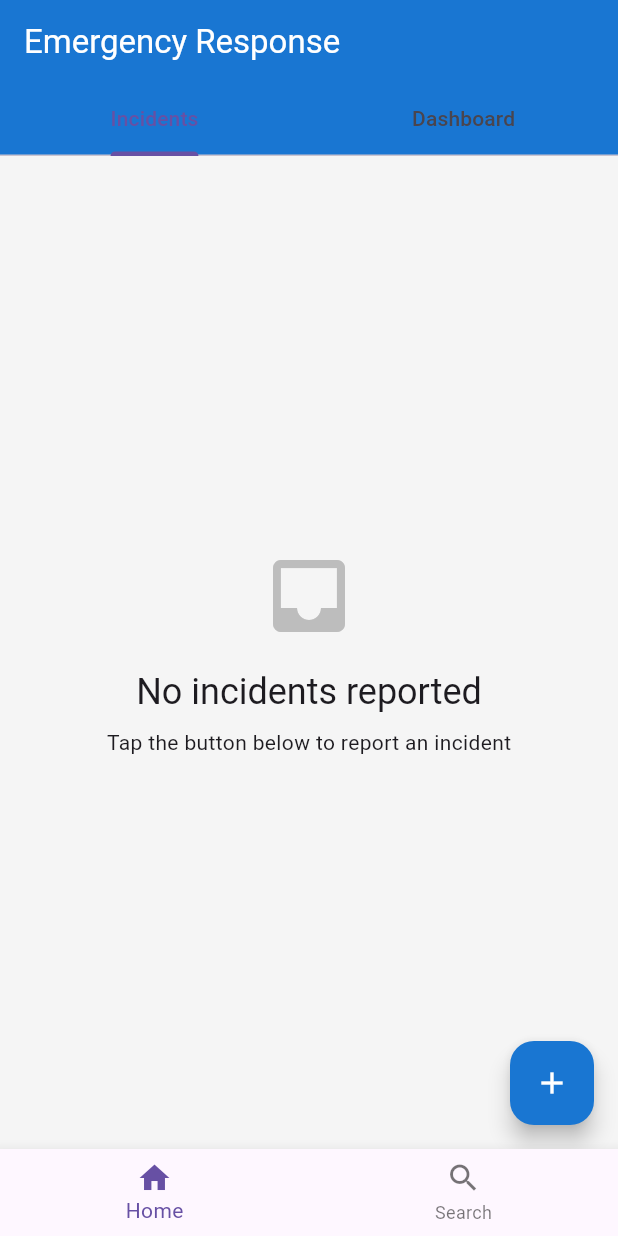
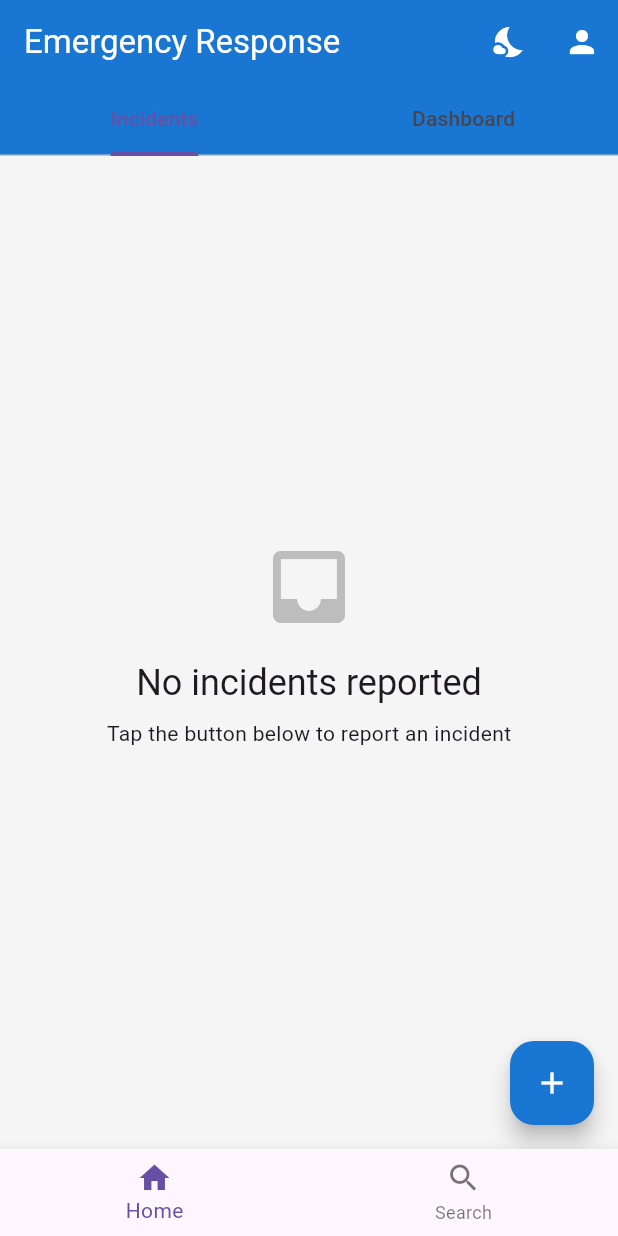
Before and after one commit to helii-patel/Smart-Emergency-Response---Incident-Reporting-App, a Flutter app: the screen it shows after launch, on a phone screen of 412 x 824 dp. Run offline on Flutter 3.47's test engine with Material 3 defaults, Android fonts, the phone set to English and light mode, and no system bars; our stand-ins replace geolocator, hive, hive_flutter; accounts and stored records are empty.

Commit message:
Add theme & role providers, admin panel, UI improvements and theme toggle

```diff
--- a/lib/main.dart
+++ b/lib/main.dart
@@ -3,6 +3,8 @@ import 'package:provider/provider.dart';
 import 'screens/home_screen.dart';
 import 'screens/search_filter_screen.dart';
 import 'providers/incident_provider.dart';
+import 'providers/theme_provider.dart';
+import 'providers/role_provider.dart';
 import 'services/local_storage_service.dart';
 import 'utils/app_theme.dart';
 
@@ -20,13 +22,19 @@ class MyApp extends StatelessWidget {
     return MultiProvider(
       providers: [
         ChangeNotifierProvider(create: (_) => IncidentProvider()),
+        ChangeNotifierProvider(create: (_) => ThemeProvider()),
+        ChangeNotifierProvider(create: (_) => RoleProvider()),
       ],
-      child: MaterialApp(
-        title: 'Emergency Response App',
-        theme: AppTheme.getThemeData(),
-        home: const MainNavigationScreen(),
-        debugShowCheckedModeBanner: false,
-      ),
+      child: Consumer<ThemeProvider>(builder: (context, theme, child) {
+        return MaterialApp(
+          title: 'Emergency Response App',
+          theme: AppTheme.getThemeData(),
+          darkTheme: AppTheme.getDarkTheme(),
+          themeMode: theme.mode,
+          home: const MainNavigationScreen(),
+          debugShowCheckedModeBanner: false,
+        );
+      }),
     );
   }
 }
--- a/lib/providers/incident_provider.dart
+++ b/lib/providers/incident_provider.dart
@@ -1,5 +1,4 @@
 import 'package:flutter/material.dart';
-import 'package:provider/provider.dart';
 import '../models/incident.dart';
 import '../services/local_storage_service.dart';
 
--- /dev/null
+++ b/lib/providers/role_provider.dart
@@ -0,0 +1,17 @@
+import 'package:flutter/material.dart';
+
+class RoleProvider extends ChangeNotifier {
+  bool _isAdmin = false;
+
+  bool get isAdmin => _isAdmin;
+
+  void toggleRole() {
+    _isAdmin = !_isAdmin;
+    notifyListeners();
+  }
+
+  void setAdmin(bool value) {
+    _isAdmin = value;
+    notifyListeners();
+  }
+}
--- /dev/null
+++ b/lib/providers/theme_provider.dart
@@ -0,0 +1,19 @@
+import 'package:flutter/material.dart';
+
+class ThemeProvider extends ChangeNotifier {
+  ThemeMode _mode = ThemeMode.light;
+
+  ThemeMode get mode => _mode;
+
+  bool get isDark => _mode == ThemeMode.dark;
+
+  void toggle() {
+    _mode = _mode == ThemeMode.light ? ThemeMode.dark : ThemeMode.light;
+    notifyListeners();
+  }
+
+  void setMode(ThemeMode mode) {
+    _mode = mode;
+    notifyListeners();
+  }
+}
--- a/lib/screens/home_screen.dart
+++ b/lib/screens/home_screen.dart
@@ -3,9 +3,12 @@ import 'package:provider/provider.dart';
 import 'package:intl/intl.dart';
 import '../models/incident.dart';
 import '../providers/incident_provider.dart';
+import '../providers/theme_provider.dart';
+import '../providers/role_provider.dart';
 import '../utils/app_theme.dart';
 import 'incident_details_screen.dart';
 import 'incident_reporting_screen.dart';
+import 'admin_panel_screen.dart';
 
 class HomeScreen extends StatefulWidget {
   const HomeScreen({Key? key}) : super(key: key);
@@ -42,6 +45,22 @@ class _HomeScreenState extends State<HomeScreen> with SingleTickerProviderStateM
             Tab(text: 'Dashboard'),
           ],
         ),
+        actions: [
+          Consumer<ThemeProvider>(builder: (context, theme, child) {
+            return IconButton(
+              tooltip: theme.isDark ? 'Switch to light' : 'Switch to dark',
+              icon: Icon(theme.isDark ? Icons.wb_sunny : Icons.nights_stay),
+              onPressed: () => theme.toggle(),
+            );
+          }),
+          Consumer<RoleProvider>(builder: (context, role, child) {
+            return IconButton(
+              tooltip: role.isAdmin ? 'Switch to user' : 'Switch to admin',
+              icon: Icon(role.isAdmin ? Icons.admin_panel_settings : Icons.person),
+              onPressed: () => role.toggleRole(),
+            );
+          }),
+        ],
       ),
       body: TabBarView(
         controller: _tabController,
@@ -68,6 +87,11 @@ class _HomeScreenState extends State<HomeScreen> with SingleTickerProviderStateM
   Widget _buildIncidentsTab(BuildContext context) {
     return Consumer<IncidentProvider>(
       builder: (context, provider, child) {
+        final isAdmin = context.watch<RoleProvider>().isAdmin;
+        // Admin banner
+        if (isAdmin && provider.incidents.isNotEmpty) {
+          // small visual indicator at top of list
+        }
         if (provider.incidents.isEmpty) {
           return Center(
             child: Column(
@@ -84,6 +108,24 @@ class _HomeScreenState extends State<HomeScreen> with SingleTickerProviderStateM
                   'Tap the button below to report an incident',
                   style: Theme.of(context).textTheme.bodyMedium,
                 ),
+                const SizedBox(height: 12),
+                Consumer<RoleProvider>(builder: (context, role, child) {
+                  if (role.isAdmin) {
+                    return ElevatedButton.icon(
+                      onPressed: () {
+                        Navigator.push(
+                          context,
+                          MaterialPageRoute(
+                            builder: (_) => const AdminPanelScreen(),
+                          ),
+                        );
+                      },
+                      icon: const Icon(Icons.admin_panel_settings),
+                      label: const Text('Open Admin Panel'),
+                    );
+                  }
+                  return const SizedBox.shrink();
+                }),
               ],
             ),
           );
--- a/lib/screens/incident_details_screen.dart
+++ b/lib/screens/incident_details_screen.dart
@@ -36,8 +36,8 @@ class _IncidentDetailsScreenState extends State<IncidentDetailsScreen> {
   Widget build(BuildContext context) {
     return Consumer<IncidentProvider>(
       builder: (context, provider, child) {
-        final incident = provider.allIncidents
-            .firstWhere((i) => i.id == widget.incidentId, orElse: () => null as dynamic);
+        final matches = provider.allIncidents.where((i) => i.id == widget.incidentId).toList();
+        final incident = matches.isEmpty ? null : matches.first;
 
         if (incident == null) {
           return Scaffold(
--- a/lib/utils/app_theme.dart
+++ b/lib/utils/app_theme.dart
@@ -36,7 +36,7 @@ class AppTheme {
         foregroundColor: Colors.white,
         elevation: 4,
       ),
-      cardTheme: CardTheme(
+      cardTheme: CardThemeData(
         color: surfaceColor,
         elevation: 2,
         shape: RoundedRectangleBorder(
@@ -72,6 +72,31 @@ class AppTheme {
       ),
       floatingActionButtonTheme: const FloatingActionButtonThemeData(
         backgroundColor: primaryColor,
+        foregroundColor: Colors.white,
+      ),
+    );
+  }
+
+  static ThemeData getDarkTheme() {
+    return ThemeData(
+      brightness: Brightness.dark,
+      useMaterial3: true,
+      primaryColor: primaryColor,
+      scaffoldBackgroundColor: const Color(0xFF0F1724),
+      appBarTheme: const AppBarTheme(
+        backgroundColor: Color(0xFF0B3A5E),
+        foregroundColor: Colors.white,
+        elevation: 4,
+      ),
+      cardTheme: CardThemeData(
+        color: const Color(0xFF12202B),
+        elevation: 2,
+        shape: RoundedRectangleBorder(
+          borderRadius: BorderRadius.circular(12),
+        ),
+      ),
+      floatingActionButtonTheme: const FloatingActionButtonThemeData(
+        backgroundColor: Color(0xFF0B3A5E),
         foregroundColor: Colors.white,
       ),
     );
```
Also changed, not shown: lib/screens/admin_panel_screen.dart (added, +101 -0 lines), pubspec.yaml (+0 -9 lines), lib/models/incident.g.dart (added), lib/services/local_storage_service.dart (line endings or trailing spaces), pubspec.lock (added), 3 other files.
